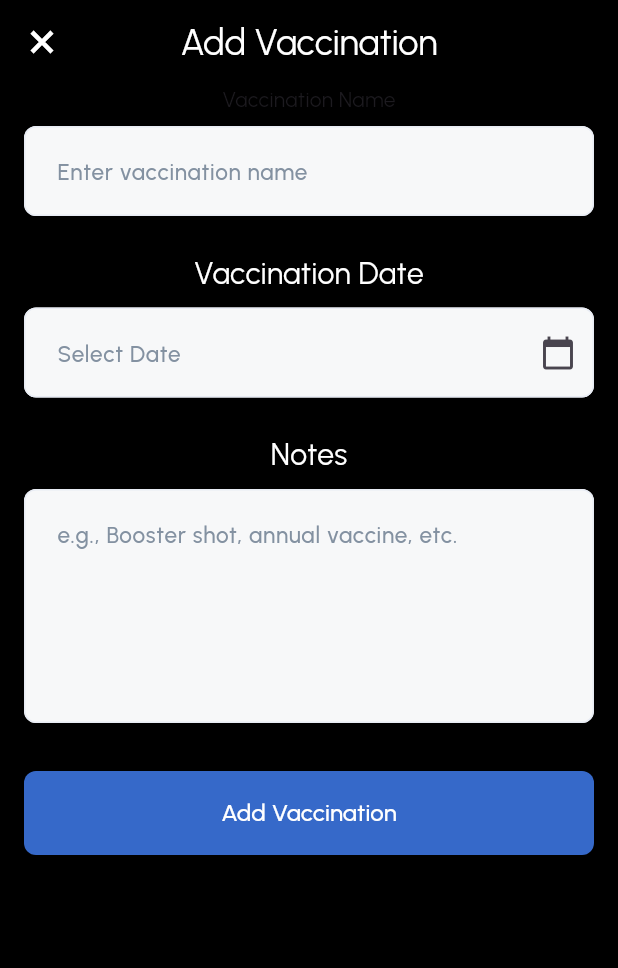
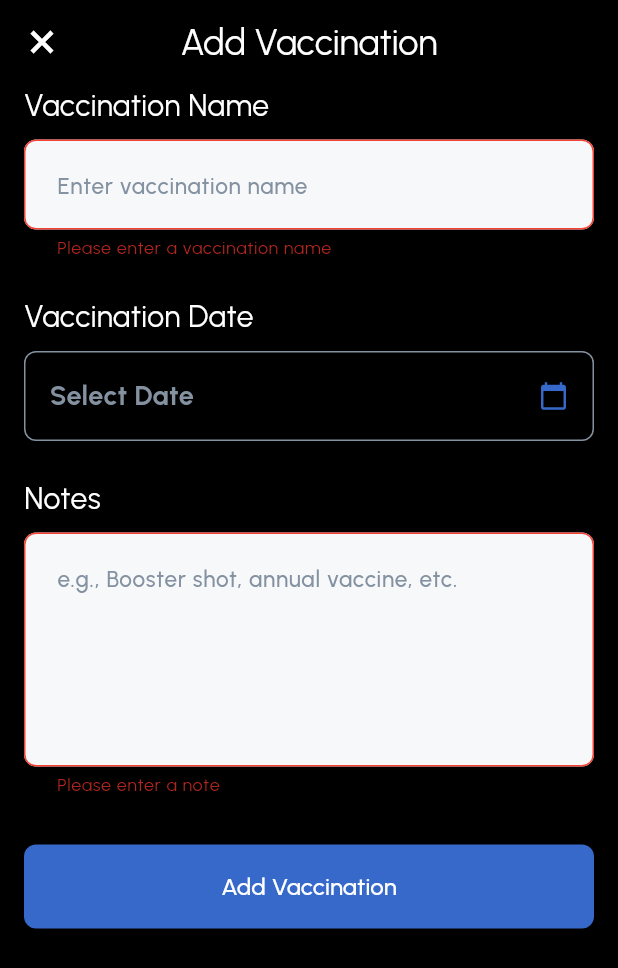
Before and after one commit to A7medMaged/techmed, a Flutter app: the AddVaccinationScreen screen opened by its route, after a tap on "Add Vaccination", on a phone screen of 412 x 824 dp. Shown: the top 968 px of the screen. Run offline on Flutter 3.47's test engine with Material 3 defaults, Android fonts, the phone set to English and light mode, and no system bars; our stand-ins replace bloc, dartz, dio, flutter_bloc, flutter_secure_storage, get_it and 4 more; missing offline and left inert: animated_snack_bar; accounts and stored records are empty.

Commit message:
- Implement vaccination management features including details screen, list tile, and add vaccination functionality

```diff
--- a/analysis_options.yaml
+++ b/analysis_options.yaml
@@ -1,6 +1,8 @@
 include: package:flutter_lints/flutter.yaml
 
 analyzer:
+  errors:
+    prefer_final_fields: ignore
   exclude: -lib/generated/**
 
 formatter:
@@ -11,7 +13,6 @@ linter:
     prefer_const_constructors: true
     prefer_const_literals_to_create_immutables: true
     avoid_redundant_argument_values: true
-    prefer_final_locals: true
     avoid_dynamic_calls: true
     prefer_const_declarations: true
     always_declare_return_types: true
--- a/lib/core/routing/app_routes.dart
+++ b/lib/core/routing/app_routes.dart
@@ -14,4 +14,6 @@ class AppRoutes {
   static const String addVaccinationScreen = '/addVaccinationScreen';
 
   static const String vaccinationScreen = '/vaccinationScreen';
+
+  static const String vaccinationDetailsScreen = '/vaccinationDetailsScreen';
 }
--- a/lib/core/routing/router_generation_config.dart
+++ b/lib/core/routing/router_generation_config.dart
@@ -10,8 +10,10 @@ import 'package:techmed/features/auth/logic/register_cubit/cubit/register_cubit.
 import 'package:techmed/features/auth/view/register_screen.dart';
 import 'package:techmed/features/medication/view/widgets/add_medication_screen.dart';
 import 'package:techmed/features/splash_screen/splash_screen.dart';
+import 'package:techmed/features/vaccination/logic/cubit/vaccination_cubit.dart';
+import 'package:techmed/features/vaccination/view/vaccination_details_screen.dart';
 import 'package:techmed/features/vaccination/view/vaccination_screen.dart';
-import 'package:techmed/features/vaccination/view/widgets/add_vaccination_screen.dart';
+import 'package:techmed/features/vaccination/view/add_vaccination_screen.dart';
 
 class RouterGenerationConfig {
   static GoRouter goRouter = GoRouter(
@@ -56,12 +58,23 @@ class RouterGenerationConfig {
       GoRoute(
         name: 'vaccinationScreen',
         path: AppRoutes.vaccinationScreen,
-        builder: (context, state) => const VaccinationScreen(),
+        builder: (context, state) => BlocProvider(
+          create: (context) => getIt<VaccinationCubit>()..getVaccinations(),
+          child: const VaccinationScreen(),
+        ),
       ),
       GoRoute(
         name: 'addVaccinationScreen',
         path: AppRoutes.addVaccinationScreen,
-        builder: (context, state) => const AddVaccinationScreen(),
+        builder: (context, state) => BlocProvider(
+          create: (context) => getIt<VaccinationCubit>(),
+          child: const AddVaccinationScreen(),
+        ),
+      ),
+      GoRoute(
+        name: 'vaccinationDetailsScreen',
+        path: AppRoutes.vaccinationDetailsScreen,
+        builder: (context, state) => const VaccinationDetailsScreen(),
       ),
     ],
   );
--- /dev/null
+++ b/lib/core/widgets/date_picker.dart
@@ -0,0 +1,55 @@
+import 'package:flutter/material.dart';
+import 'package:intl/intl.dart';
+import 'package:techmed/core/styling/app_colors.dart';
+import 'package:techmed/core/styling/app_styles.dart';
+
+class DatePicker extends StatelessWidget {
+  final DateTime? pickedDate;
+  final Function(DateTime) onDatePicked;
+
+  const DatePicker({
+    super.key,
+    required this.pickedDate,
+    required this.onDatePicked,
+  });
+
+  @override
+  Widget build(BuildContext context) {
+    return GestureDetector(
+      onTap: () async {
+        final DateTime? picked = await showDatePicker(
+          context: context,
+          initialDate: pickedDate ?? DateTime.now(),
+          firstDate: DateTime(1900),
+          lastDate: DateTime.now().add(const Duration(days: 365 * 10)),
+        );
+        if (picked != null) {
+          onDatePicked(picked);
+        }
+      },
+      child: Container(
+        padding: const EdgeInsets.symmetric(horizontal: 16, vertical: 16),
+        decoration: BoxDecoration(
+          border: Border.all(color: AppColors.secondaryColor),
+          borderRadius: BorderRadius.circular(8),
+        ),
+        child: Row(
+          mainAxisAlignment: MainAxisAlignment.spaceBetween,
+          children: [
+            Text(
+              pickedDate != null
+                  ? DateFormat.yMd().format(pickedDate!)
+                  : 'Select Date',
+              style: AppStyles.black18BoldStyle.copyWith(
+                color: pickedDate != null
+                    ? AppColors.primaryColor
+                    : AppColors.secondaryColor,
+              ),
+            ),
+            Icon(Icons.calendar_today, color: AppColors.primaryColor, size: 20),
+          ],
+        ),
+      ),
+    );
+  }
+}
--- a/lib/features/vaccination/data/repos/vaccination_repo.dart
+++ b/lib/features/vaccination/data/repos/vaccination_repo.dart
@@ -26,7 +26,7 @@ class VaccinationRepo {
     }
   }
 
-  Future<Either<ServerFailure, dynamic>> addVaccination(
+  Future<Either<Failures, dynamic>> addVaccination(
     VaccinationRequest vaccinationRequest,
   ) async {
     try {
@@ -43,7 +43,7 @@ class VaccinationRepo {
     }
   }
 
-  Future<Either<ServerFailure, VaccinationDetails>> getSingleVaccination(
+  Future<Either<Failures, VaccinationDetails>> getSingleVaccination(
     int vaccinationId,
   ) async {
     try {
@@ -60,7 +60,7 @@ class VaccinationRepo {
     }
   }
 
-  Future<Either<ServerFailure, dynamic>> deleteVaccination(
+  Future<Either<Failures, dynamic>> deleteVaccination(
     int vaccinationId,
   ) async {
     try {
--- /dev/null
+++ b/lib/features/vaccination/view/add_vaccination_screen.dart
@@ -0,0 +1,193 @@
+import 'package:animated_snack_bar/animated_snack_bar.dart';
+import 'package:flutter/material.dart';
+import 'package:flutter_bloc/flutter_bloc.dart';
+import 'package:go_router/go_router.dart';
+import 'package:techmed/core/styling/app_styles.dart';
+import 'package:techmed/core/utils/animated_snack_bar.dart';
+import 'package:techmed/core/widgets/custom_button.dart';
+import 'package:techmed/core/widgets/custom_text_field.dart';
+import 'package:techmed/core/widgets/date_picker.dart';
+import 'package:techmed/core/widgets/spacing_widgets.dart';
+import 'package:techmed/features/vaccination/data/models/vaccination_request.dart';
+import 'package:techmed/features/vaccination/logic/cubit/vaccination_cubit.dart';
+
+class AddVaccinationScreen extends StatefulWidget {
+  const AddVaccinationScreen({super.key});
+
+  @override
+  State<AddVaccinationScreen> createState() => _AddVaccinationScreenState();
+}
+
+class _AddVaccinationScreenState extends State<AddVaccinationScreen> {
+  GlobalKey<FormState> _formKey = GlobalKey<FormState>();
+  TextEditingController _vaccinationNameController = TextEditingController();
+  TextEditingController _notesController = TextEditingController();
+  DateTime? pickedVaccinationDate;
+
+  @override
+  void dispose() {
+    _vaccinationNameController.dispose();
+    _notesController.dispose();
+    super.dispose();
+  }
+
+  @override
+  Widget build(BuildContext context) {
+    return Scaffold(
+      appBar: AppBar(
+        title: Text(
+          'Add Vaccination',
+          style: AppStyles.subtitlesStyles.copyWith(
+            fontSize: 24,
+            color: Colors.white,
+          ),
+        ),
+        centerTitle: true,
+        leading: IconButton(
+          onPressed: () {
+            context.pop();
+          },
+          icon: const Icon(
+            Icons.close,
+            size: 24,
+            fontWeight: FontWeight.bold,
+          ),
+        ),
+      ),
+      body: Hero(
+        tag: 'addVaccinationHero',
+        child: Padding(
+          padding: const EdgeInsets.symmetric(
+            horizontal: 16,
+          ),
+          child: Form(
+            key: _formKey,
+            child: SingleChildScrollView(
+              child: Column(
+                crossAxisAlignment: CrossAxisAlignment.start,
+                children: [
+                  Text(
+                    'Vaccination Name',
+                    style: AppStyles.subtitlesStyles.copyWith(
+                      fontSize: 20,
+                      color: Colors.white,
+                    ),
+                  ),
+                  const HeightSpace(8),
+                  CustomTextField(
+                    controller: _vaccinationNameController,
+                    width: double.infinity,
+                    hintText: 'Enter vaccination name',
+                    keyboardType: TextInputType.text,
+                    validator: (value) {
+                      if (value == null || value.isEmpty) {
+                        return 'Please enter a vaccination name';
+                      }
+                      return null;
+                    },
+                  ),
+                  const HeightSpace(24),
+                  Text(
+                    'Vaccination Date',
+                    style: AppStyles.subtitlesStyles.copyWith(
+                      fontSize: 20,
+                      color: Colors.white,
+                    ),
+                  ),
+                  const HeightSpace(8),
+                  DatePicker(
+                    pickedDate: pickedVaccinationDate,
+                    onDatePicked: (date) {
+                      setState(() {
+                        pickedVaccinationDate = date;
+                      });
+                    },
+                  ),
+                  const HeightSpace(24),
+                  Text(
+                    'Notes',
+                    style: AppStyles.subtitlesStyles.copyWith(
+                      fontSize: 20,
+                      color: Colors.white,
+                    ),
+                  ),
+                  const HeightSpace(8),
+                  CustomTextField(
+                    controller: _notesController,
+                    width: double.infinity,
+                    hintText: 'e.g., Booster shot, annual vaccine, etc.',
+                    keyboardType: TextInputType.text,
+                    maxLines: 5,
+                    validator: (value) {
+                      if (value == null || value.isEmpty) {
+                        return 'Please enter a note';
+                      }
+                      return null;
+                    },
+                  ),
+                  const HeightSpace(32),
+                  BlocConsumer<VaccinationCubit, VaccinationState>(
+                    listenWhen: (previous, current) {
+                      return current is CreateVaccinationSuccess ||
+                          current is CreateVaccinationError;
+                    },
+                    listener: (context, state) {
+                      if (state is CreateVaccinationSuccess) {
+                        if (mounted) {
+                          showSnackBar(
+                            context,
+                            'Vaccination added successfully',
+                            AnimatedSnackBarType.success,
+                          );
+                          context.pop(true);
+                        }
+                      } else if (state is CreateVaccinationError) {
+                        showSnackBar(
+                          context,
+                          state.errorMessage,
+                          AnimatedSnackBarType.error,
+                        );
+                      }
+                    },
+                    builder: (context, state) {
+                      if (state is CreateVaccinationLoading) {
+                        return const CircularProgressIndicator();
+                      }
+                      return PrimayButtonWidget(
+                        width: double.infinity,
+                        buttonText: 'Add Vaccination',
+                        onPress: () {
+                          if (_formKey.currentState!.validate()) {
+                            if (pickedVaccinationDate == null) {
+                              showSnackBar(
+                                context,
+                                'Please select a vaccination date',
+                                AnimatedSnackBarType.error,
+                              );
+                              return;
+                            } else {
+                              final VaccinationRequest vaccinationRequest =
+                                  VaccinationRequest(
+                                    vaccineName:
+                                        _vaccinationNameController.text,
+                                    vaccineDate: pickedVaccinationDate!,
+                                    vaccineNotes: _notesController.text,
+                                  );
+                              BlocProvider.of<VaccinationCubit>(
+                                context,
+                              ).addVaccination(vaccinationRequest);
+                            }
+                          }
+                        },
+                      );
+                    },
+                  ),
+                ],
+              ),
+            ),
+          ),
+        ),
+      ),
+    );
+  }
+}
--- a/lib/features/vaccination/view/widgets/add_vaccination_screen.dart
+++ /dev/null
@@ -1,88 +0,0 @@
-import 'package:flutter/material.dart';
-import 'package:techmed/core/styling/app_styles.dart';
-import 'package:techmed/core/widgets/custom_button.dart';
-import 'package:techmed/core/widgets/custom_text_field.dart';
-import 'package:techmed/core/widgets/spacing_widgets.dart';
-import 'package:techmed/features/medication/view/widgets/pick_date.dart';
-
-class AddVaccinationScreen extends StatefulWidget {
-  const AddVaccinationScreen({super.key});
-
-  @override
-  State<AddVaccinationScreen> createState() => _AddVaccinationScreenState();
-}
-
-class _AddVaccinationScreenState extends State<AddVaccinationScreen> {
-  @override
-  Widget build(BuildContext context) {
-    return Scaffold(
-      appBar: AppBar(
-        title: Text(
-          'Add Vaccination',
-          style: AppStyles.subtitlesStyles.copyWith(
-            fontSize: 24,
-            color: Colors.white,
-          ),
-        ),
-        centerTitle: true,
-        leading: IconButton(
-          onPressed: () {
-            Navigator.pop(context);
-          },
-          icon: const Icon(
-            Icons.close,
-            size: 24,
-            fontWeight: FontWeight.bold,
-          ),
-        ),
-      ),
-      body: Padding(
-        padding: const EdgeInsets.symmetric(
-          horizontal: 16,
-        ),
-        child: Column(
-          children: [
-            const Text('Vaccination Name'),
-            const HeightSpace(8),
-            const CustomTextField(
-              width: double.infinity,
-              hintText: 'Enter vaccination name',
-              keyboardType: TextInputType.text,
-            ),
-            const HeightSpace(24),
-            Text(
-              'Vaccination Date',
-              style: AppStyles.subtitlesStyles.copyWith(
-                fontSize: 20,
-                color: Colors.white,
-              ),
-            ),
-            const HeightSpace(8),
-            const PickDate(),
-            const HeightSpace(24),
-            Text(
-              'Notes',
-              style: AppStyles.subtitlesStyles.copyWith(
-                fontSize: 20,
-                color: Colors.white,
-              ),
-            ),
-            const HeightSpace(8),
-            const CustomTextField(
-              width: double.infinity,
-              hintText: 'e.g., Booster shot, annual vaccine, etc.',
-              keyboardType: TextInputType.text,
-              maxLines: 5,
-            ),
-            const HeightSpace(32),
-            PrimayButtonWidget(
-              width: double.infinity,
-              buttonText: 'Add Vaccination',
-              onPress: () {},
-            ),
-          ],
-        ),
-      ),
-    );
-  }
-}
```
Also changed, not shown: lib/core/networking/dio_helper.dart (+23 -13 lines), lib/features/vaccination/logic/cubit/vaccination_cubit.dart (+9 -5 lines), lib/features/vaccination/view/vaccination_details_screen.dart (added, +128 -0 lines), lib/features/vaccination/view/vaccination_screen.dart (+108 -4 lines), lib/features/vaccination/view/widgets/vaccination_list_tile.dart (added, +38 -0 lines).
